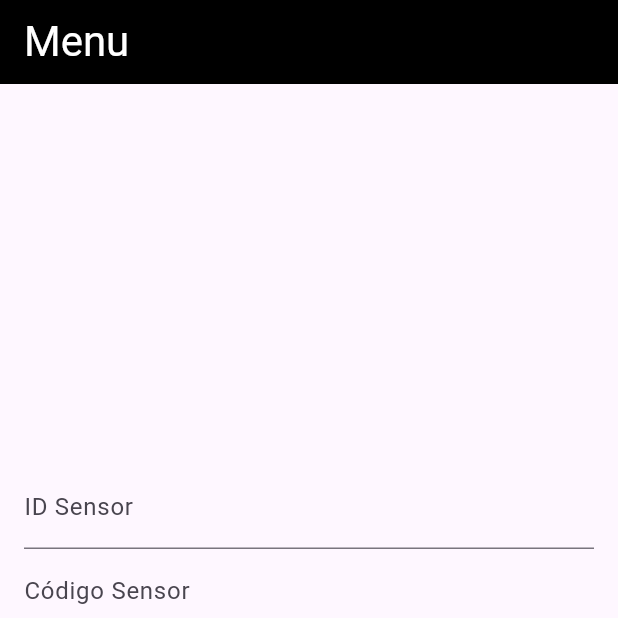
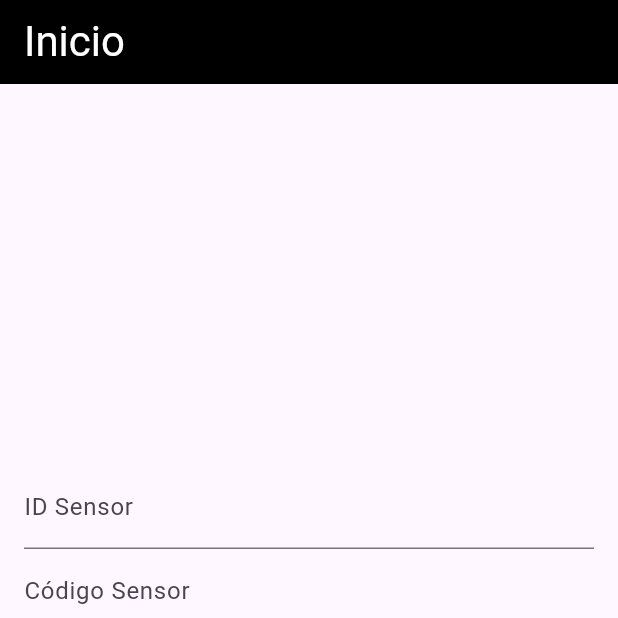
Before and after one commit to giohgav/UIO, a Flutter app: the screen it shows after launch, on a phone screen of 412 x 824 dp, the top half of it. Run offline on Flutter 3.47's test engine with Material 3 defaults, Android fonts, the phone set to English and light mode, and no system bars; our stand-ins replace date_format, sqflite; accounts and stored records are empty.

Commit message:
Cambio titulo INICIO en main.dart

```diff
--- a/lib/main.dart
+++ b/lib/main.dart
@@ -182,7 +182,7 @@ class PaginaInicio extends StatelessWidget {
   @override
   Widget build(BuildContext context) {
     return Scaffold(
-      appBar: AppBar( backgroundColor: Colors.black, title: Text( 'Menu', style: TextStyle( fontSize: 28 ,color: Colors.white, ), ), ),
+      appBar: AppBar( backgroundColor: Colors.black, title: Text( 'Inicio', style: TextStyle( fontSize: 28 ,color: Colors.white, ), ), ),
       body: Padding(
         padding: EdgeInsets.all(16.0),
         child: Column(
--- a/lib/menu.dart
+++ b/lib/menu.dart
@@ -21,6 +21,7 @@ class Menu extends StatelessWidget { // cambiar titulo
  */
 import 'package:flutter/material.dart';
 import 'datalogger.dart';
+import 'alertas.dart';
 import 'random.dart';
 
 void main() {
@@ -35,7 +36,7 @@ class Menu extends StatelessWidget { // cambiar titulo
       home: Scaffold(
         appBar: AppBar( backgroundColor: Colors.black, title: Text( 'Menu', style: TextStyle( fontSize: 28 ,color: Colors.white, ), ), ),
         body: Center(),
-        bottomNavigationBar: BottomAppBar( color: Colors.black, child: Container( child: Row( mainAxisAlignment: MainAxisAlignment.spaceAround, children: <Widget>[ IconButton( icon: Icon(Icons.notifications, color: Colors.white), onPressed: () { }, ), IconButton( icon: Icon(Icons.assignment, color: Colors.white), onPressed: () {Navigator.push(pantalla, MaterialPageRoute(builder: (context) => Datalogger()));}, ), IconButton( icon: Icon(Icons.settings, color: Colors.white), onPressed: () { }, ), ], ), ), ),
+        bottomNavigationBar: BottomAppBar( color: Colors.black, child: Container( child: Row( mainAxisAlignment: MainAxisAlignment.spaceAround, children: <Widget>[ IconButton( icon: Icon(Icons.notifications, color: Colors.white), onPressed: () {Navigator.push(pantalla, MaterialPageRoute(builder: (context) => Alertas())); }, ), IconButton( icon: Icon(Icons.assignment, color: Colors.white), onPressed: () {Navigator.push(pantalla, MaterialPageRoute(builder: (context) => Datalogger()));}, ), IconButton( icon: Icon(Icons.settings, color: Colors.white), onPressed: () { }, ), ], ), ), ),
 
      ),
 
```
